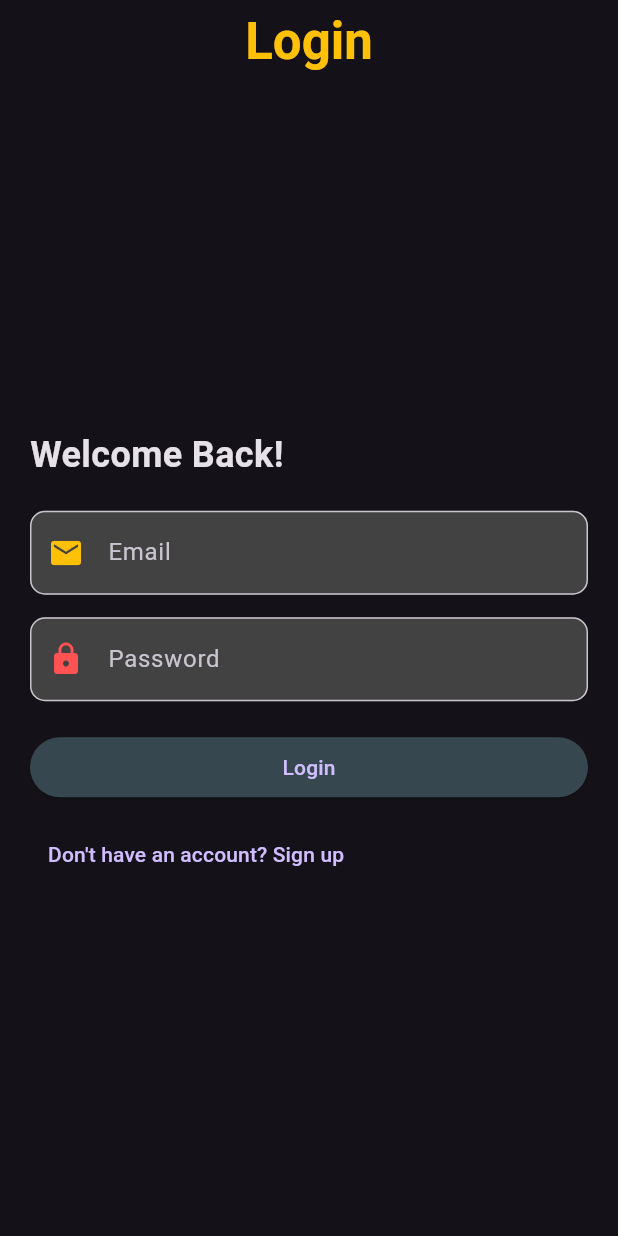
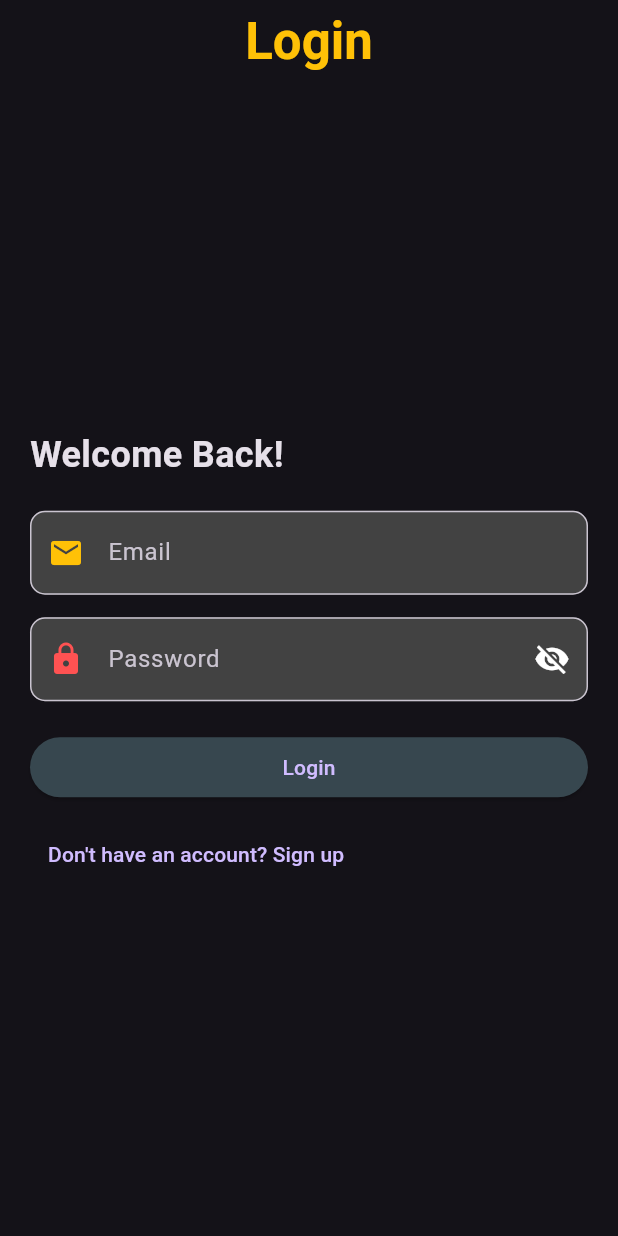
Before and after one commit to talhasee/vdTube-App, a Flutter app: the screen it shows after launch, on a phone screen of 412 x 824 dp. Run offline on Flutter 3.47's test engine with Material 3 defaults, Android fonts, the phone set to English and light mode, and no system bars; our stand-ins replace chewie, flutter_secure_storage, image_picker, loading_animation_widget, logger, permission_handler and 2 more.

Commit message:
Bug Fixes in login screen

```diff
--- a/vdtube/lib/screens/login_screen.dart
+++ b/vdtube/lib/screens/login_screen.dart
@@ -16,46 +16,35 @@ class LoginScreen extends StatefulWidget {
 }
 
 class _LoginScreenState extends State<LoginScreen> {
-  // Create TextEditingControllers for email and password
   final TextEditingController _emailController = TextEditingController();
   final TextEditingController _passwordController = TextEditingController();
+  final FlutterSecureStorage secureStorage = const FlutterSecureStorage();
+  bool isLoading = false;
+  bool _isPasswordVisible = false; // To toggle password visibility
 
-  //Secure storage instance
-  final FlutterSecureStorage secureStorage = const FlutterSecureStorage();
-
-  //Variable to track loading state
-  bool isLoading = false;
+  var logger = Logger(
+    printer: PrettyPrinter(),
+  );
 
   @override
   void dispose() {
-    // Dispose controllers to prevent memory leaks
     _emailController.dispose();
     _passwordController.dispose();
     super.dispose();
   }
 
-  var logger = Logger(
-    printer: PrettyPrinter(),
-  );
-
-  //API LOGIN METHOD
   Future<void> _login() async {
-    // Get the entered text
     String email = _emailController.text;
     String password = _passwordController.text;
 
-    // Log email and password to console
     logger.d('Email: $email');
     logger.d('Password: $password');
-    // print('Email: $email');
-    // print('Password: $password');
 
     setState(() {
       isLoading = true;
     });
 
-    String apiUrl = '$BASE_URL/user/login'; //ENDPOINT
-
+    String apiUrl = '$BASE_URL/user/login';
     Map<String, String> payload = {'email': email, 'password': password};
 
     try {
@@ -66,30 +55,29 @@ class _LoginScreenState extends State<LoginScreen> {
       );
 
       if (response.statusCode == 200) {
-        logger.d('Login successfull: ${response.body}');
+        logger.d('Login successful: ${response.body}');
 
-        //Extract tokens
         final responseBody = json.decode(response.body);
-
         String accessToken = responseBody['data']['accessToken'];
         String refreshToken = responseBody['data']['refreshToken'];
 
         logger.d('Access Token - $accessToken');
         logger.d('Refresh Token - $refreshToken');
 
-        //Saving tokens securely
         await secureStorage.write(key: 'accessToken', value: accessToken);
         await secureStorage.write(key: 'refreshToken', value: refreshToken);
 
-        //Navigating to home screen on successfull Login
         if (mounted) {
-          Navigator.pushNamed(context, '/home');
+          Navigator.pushReplacementNamed(context, '/home');
         }
       } else {
-        logger.d('Failed to log In: ${response.statusCode}');
+        logger.d('Failed to log in: ${response.statusCode}');
+        // Show an error dialog if login fails
+        _showErrorDialog('Login Failed', 'Incorrect email or password.');
       }
     } catch (e) {
       logger.d('Error - $e');
+      _showErrorDialog('Error', 'Something went wrong. Please try again.');
     } finally {
       setState(() {
         isLoading = false;
@@ -97,17 +85,34 @@ class _LoginScreenState extends State<LoginScreen> {
     }
   }
 
+  void _showErrorDialog(String title, String message) {
+    showDialog(
+      context: context,
+      builder: (BuildContext context) {
+        return AlertDialog(
+          title: Text(title),
+          content: Text(message),
+          actions: [
+            TextButton(
+              onPressed: () => Navigator.of(context).pop(),
+              child: const Text('OK'),
+            ),
+          ],
+        );
+      },
+    );
+  }
+
   @override
   Widget build(BuildContext context) {
     return Scaffold(
       appBar: AppBar(
-        title: Center(
-          child: const Text(
-            'Login', //TITLE TEXT
-            textAlign: TextAlign.right, //TEXT ALIGNMENT
+        title: const Center(
+          child: Text(
+            'Login',
             style: TextStyle(
-              fontSize: 34.0, // Increase font size
-              fontWeight: FontWeight.bold, // Optional: Make it bold
+              fontSize: 34.0,
+              fontWeight: FontWeight.bold,
               color: Colors.amber,
             ),
           ),
@@ -115,7 +120,6 @@ class _LoginScreenState extends State<LoginScreen> {
       ),
       body: Stack(
         children: [
-          // Main content
           Padding(
             padding: const EdgeInsets.all(20.0),
             child: Column(
@@ -128,7 +132,7 @@ class _LoginScreenState extends State<LoginScreen> {
                 ),
                 const SizedBox(height: 20),
                 TextField(
-                  controller: _emailController, // Assign the controller
+                  controller: _emailController,
                   style: const TextStyle(color: Colors.white),
                   decoration: InputDecoration(
                     labelText: 'Email',
@@ -136,21 +140,37 @@ class _LoginScreenState extends State<LoginScreen> {
                     filled: true,
                     fillColor: Colors.grey[800],
                     border: OutlineInputBorder(
-                        borderRadius: BorderRadius.circular(10)),
+                      borderRadius: BorderRadius.circular(10),
+                    ),
                   ),
                 ),
                 const SizedBox(height: 15),
                 TextField(
-                  controller: _passwordController, // Assign the controller
-                  obscureText: true,
+                  controller: _passwordController,
+                  obscureText: !_isPasswordVisible,
                   style: const TextStyle(color: Colors.white),
                   decoration: InputDecoration(
                     labelText: 'Password',
-                    prefixIcon: const Icon(Icons.lock, color: Colors.redAccent),
+                    prefixIcon:
+                        const Icon(Icons.lock, color: Colors.redAccent),
+                    suffixIcon: IconButton(
+                      icon: Icon(
+                        _isPasswordVisible
+                            ? Icons.visibility
+                            : Icons.visibility_off,
+                        color: Colors.white,
+                      ),
+                      onPressed: () {
+                        setState(() {
+                          _isPasswordVisible = !_isPasswordVisible;
+                        });
+                      },
+                    ),
                     filled: true,
                     fillColor: Colors.grey[800],
                     border: OutlineInputBorder(
-                        borderRadius: BorderRadius.circular(10)),
+                      borderRadius: BorderRadius.circular(10),
+                    ),
                   ),
                 ),
                 const SizedBox(height: 20),
@@ -160,7 +180,7 @@ class _LoginScreenState extends State<LoginScreen> {
                     style: ElevatedButton.styleFrom(
                       backgroundColor: Colors.blueGrey[800],
                     ),
-                    onPressed: _login, // Call the login method on press
+                    onPressed: _login,
                     child: const Text('Login'),
                   ),
                 ),
@@ -174,14 +194,12 @@ class _LoginScreenState extends State<LoginScreen> {
               ],
             ),
           ),
-
-          // Show spinner and blur the background when loading
           if (isLoading)
             Positioned.fill(
               child: GestureDetector(
-                onTap: () {}, // Prevent interaction with background
+                onTap: () {},
                 child: Container(
-                  color: Colors.black.withOpacity(0.5), // Dim the background
+                  color: Colors.black.withOpacity(0.5),
                   child: Center(
                     child: LoadingAnimationWidget.threeRotatingDots(
                         color: Colors.white, size: 50),
```
